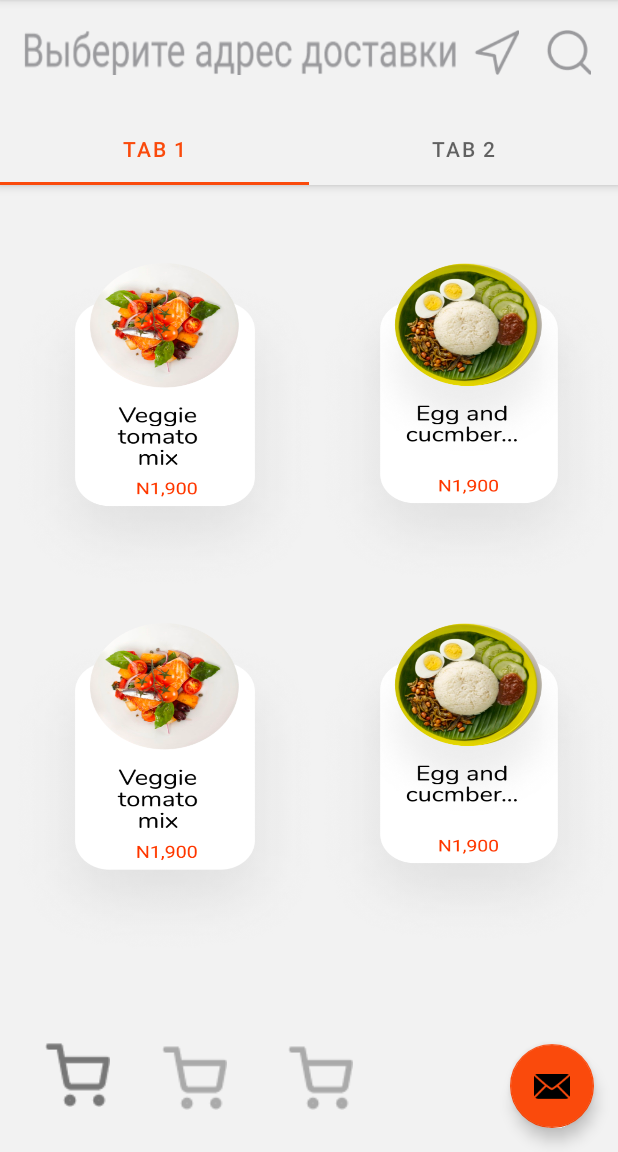
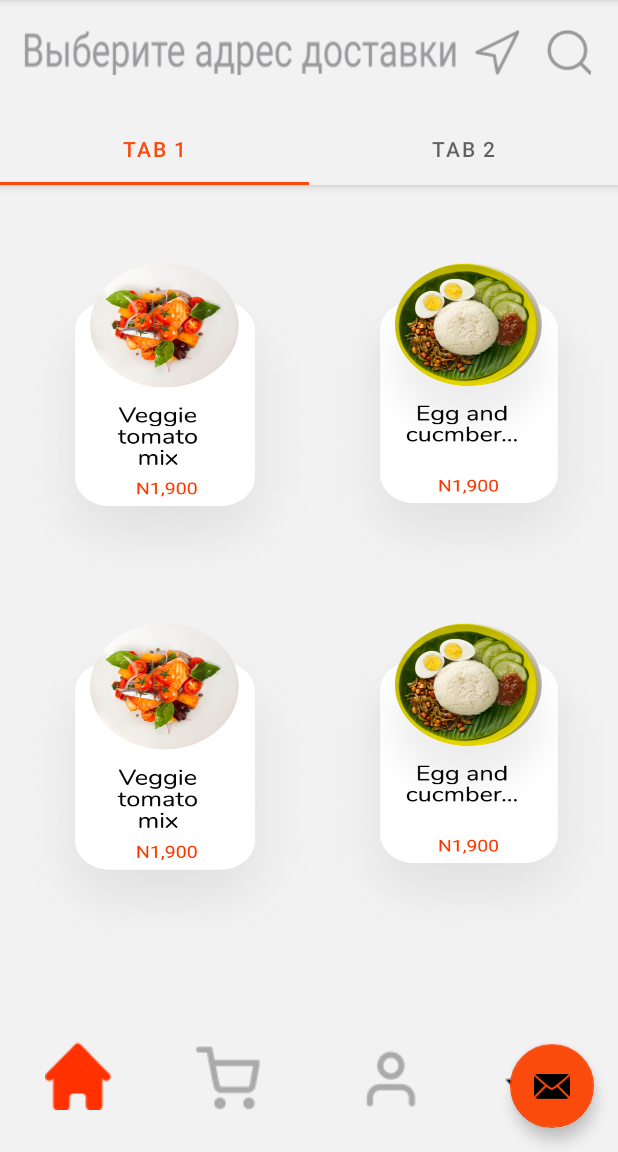
Before and after one commit to StepanovaSamanta/Session-1, an Android app: the PlaceholderFragment screen opened directly, with no data from a screen before it, on a phone screen of 412 x 824 dp, the part 84-1236 px from its top. Run offline under Robolectric (Android 15) with nearby library versions, the phone set to English and light mode, and no system bars; 1 statement that could not run was skipped.

Commit message:
2 Session 4 commit

```diff
--- a/app/src/main/res/layout/activity_main.xml
+++ b/app/src/main/res/layout/activity_main.xml
@@ -52,10 +52,10 @@
                 android:layout_height="30dp"
                 android:layout_marginStart="16dp"
                 android:layout_marginTop="20dp"
-                android:background="@drawable/img_23"
                 android:ems="10"
                 android:inputType="textPersonName"
                 android:textColor="#9A9A9D"
+                android:textColorHint="#000000"
                 app:layout_constraintStart_toStartOf="parent"
                 app:layout_constraintTop_toTopOf="parent"
                 tools:ignore="Autofill,HardcodedText,LabelFor,MissingConstraints,TextContrastCheck" />
--- a/app/src/main/res/layout/fragment_qwerty.xml
+++ b/app/src/main/res/layout/fragment_qwerty.xml
@@ -56,8 +56,8 @@
         android:layout_width="wrap_content"
         android:layout_height="wrap_content"
         android:layout_marginStart="30dp"
-        android:layout_marginBottom="30dp"
-        android:src="@drawable/img_24"
+        android:layout_marginBottom="28dp"
+        android:background="@drawable/img"
         app:layout_constraintBottom_toBottomOf="parent"
         app:layout_constraintStart_toStartOf="parent" />
 
@@ -65,7 +65,7 @@
         android:id="@+id/imageView9"
         android:layout_width="wrap_content"
         android:layout_height="wrap_content"
-        android:layout_marginStart="108dp"
+        android:layout_marginStart="130dp"
         android:layout_marginBottom="28dp"
         android:src="@drawable/img_24"
         app:layout_constraintBottom_toBottomOf="parent"
@@ -75,20 +75,20 @@
         android:id="@+id/imageView10"
         android:layout_width="wrap_content"
         android:layout_height="wrap_content"
-        android:layout_marginStart="192dp"
+        android:layout_marginEnd="130dp"
         android:layout_marginBottom="28dp"
-        android:src="@drawable/img_24"
+        android:background="@drawable/img_1"
         app:layout_constraintBottom_toBottomOf="parent"
-        app:layout_constraintStart_toStartOf="parent" />
+        app:layout_constraintEnd_toEndOf="parent" />
 
     <ImageView
         android:id="@+id/imageView11"
         android:layout_width="wrap_content"
         android:layout_height="wrap_content"
-        android:layout_marginStart="30dp"
-        android:layout_marginBottom="30dp"
-        android:src="@drawable/img_24"
+        android:layout_marginEnd="30dp"
+        android:layout_marginBottom="28dp"
+        android:background="@drawable/img_2"
         app:layout_constraintBottom_toBottomOf="parent"
-        app:layout_constraintStart_toStartOf="parent" />
+        app:layout_constraintEnd_toEndOf="parent" />
 
 </androidx.constraintlayout.widget.ConstraintLayout>
```
Also changed, not shown: app/src/main/res/drawable-v24/img.png (added), app/src/main/res/drawable-v24/img_1.png (added), app/src/main/res/drawable-v24/img_2.png (added).
